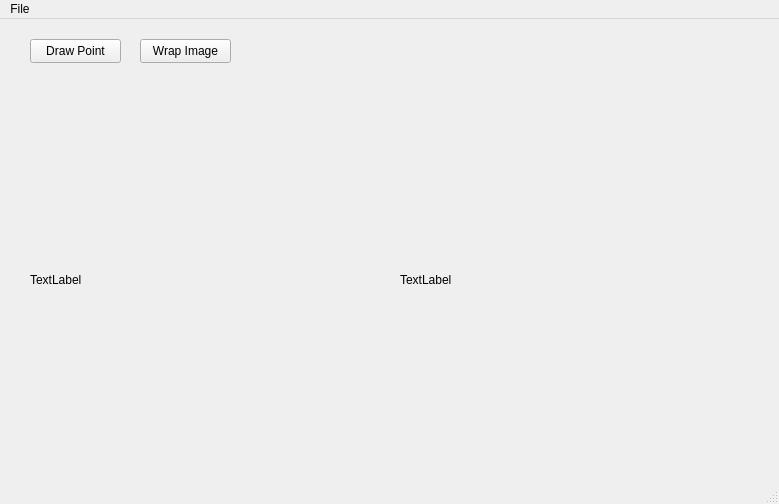
This is Project/myui.ui in WesleyCh3n/Img-Processing as Qt 5 draws it before an edit. The edited form follows.
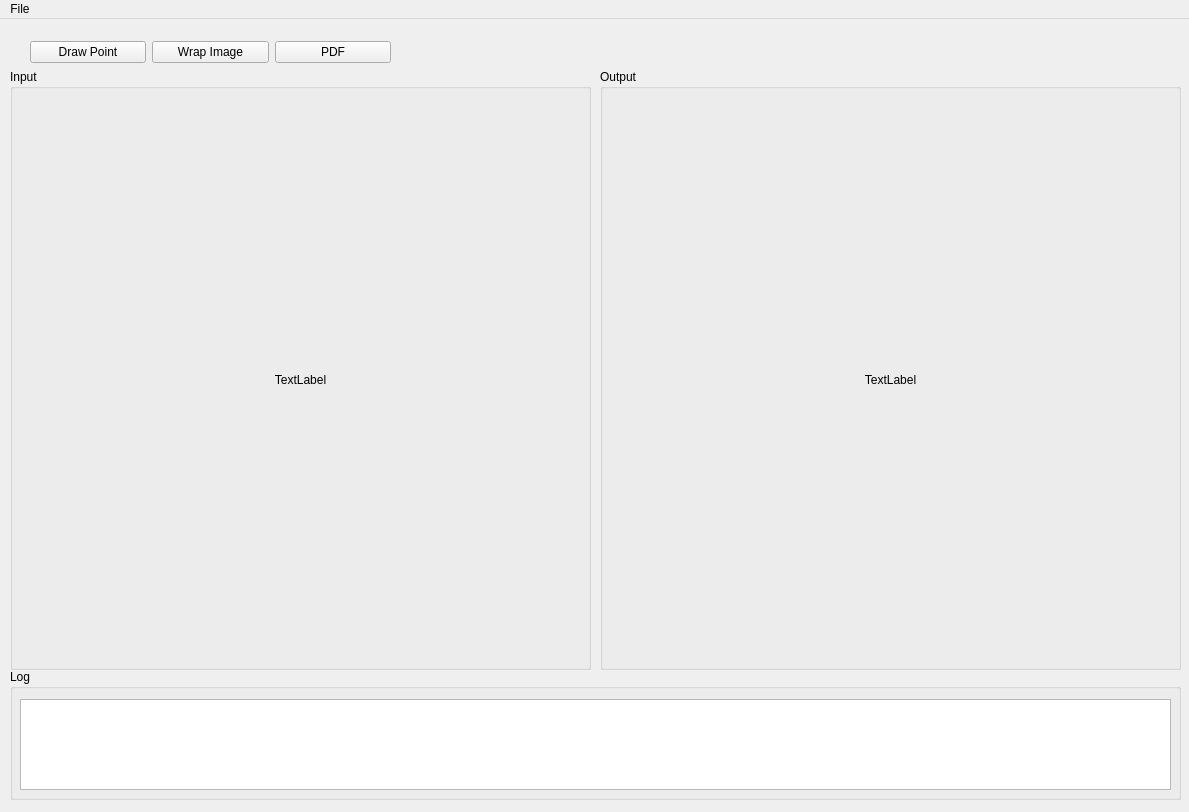
This is the edited form.

What changed in the file:
```diff
--- a/Project/myui.ui
+++ b/Project/myui.ui
@@ -6,65 +6,127 @@
    <rect>
     <x>0</x>
     <y>0</y>
-    <width>779</width>
-    <height>504</height>
+    <width>1189</width>
+    <height>812</height>
    </rect>
   </property>
   <property name="windowTitle">
    <string>MainWindow</string>
   </property>
   <widget class="QWidget" name="centralwidget">
-   <widget class="QPushButton" name="drawPb">
+   <widget class="QGroupBox" name="groupBox">
     <property name="geometry">
      <rect>
-      <x>30</x>
-      <y>20</y>
-      <width>91</width>
-      <height>24</height>
+      <x>10</x>
+      <y>50</y>
+      <width>581</width>
+      <height>601</height>
      </rect>
     </property>
-    <property name="text">
-     <string>Draw Point</string>
+    <property name="title">
+     <string>Input</string>
     </property>
+    <widget class="QLabel" name="inputLb">
+     <property name="geometry">
+      <rect>
+       <x>10</x>
+       <y>30</y>
+       <width>561</width>
+       <height>561</height>
+      </rect>
+     </property>
+     <property name="text">
+      <string>TextLabel</string>
+     </property>
+     <property name="alignment">
+      <set>Qt::AlignCenter</set>
+     </property>
+    </widget>
    </widget>
-   <widget class="QLabel" name="inputLb">
+   <widget class="QGroupBox" name="groupBox_2">
     <property name="geometry">
      <rect>
-      <x>30</x>
-      <y>60</y>
-      <width>351</width>
-      <height>401</height>
+      <x>600</x>
+      <y>50</y>
+      <width>581</width>
+      <height>601</height>
      </rect>
     </property>
-    <property name="text">
-     <string>TextLabel</string>
+    <property name="title">
+     <string>Output</string>
     </property>
+    <widget class="QLabel" name="outputLb">
+     <property name="geometry">
+      <rect>
+       <x>10</x>
+       <y>30</y>
+       <width>561</width>
+       <height>561</height>
+      </rect>
+     </property>
+     <property name="text">
+      <string>TextLabel</string>
+     </property>
+     <property name="alignment">
+      <set>Qt::AlignCenter</set>
+     </property>
+    </widget>
    </widget>
-   <widget class="QPushButton" name="wrapPb">
+   <widget class="QWidget" name="layoutWidget">
     <property name="geometry">
      <rect>
-      <x>140</x>
+      <x>30</x>
       <y>20</y>
-      <width>91</width>
-      <height>24</height>
+      <width>361</width>
+      <height>27</height>
      </rect>
     </property>
-    <property name="text">
-     <string>Wrap Image</string>
-    </property>
+    <layout class="QGridLayout" name="gridLayout">
+     <item row="0" column="0">
+      <widget class="QPushButton" name="drawPb">
+       <property name="text">
+        <string>Draw Point</string>
+       </property>
+      </widget>
+     </item>
+     <item row="0" column="1">
+      <widget class="QPushButton" name="wrapPb">
+       <property name="text">
+        <string>Wrap Image</string>
+       </property>
+      </widget>
+     </item>
+     <item row="0" column="2">
+      <widget class="QPushButton" name="pdfPb">
+       <property name="text">
+        <string>PDF</string>
+       </property>
+      </widget>
+     </item>
+    </layout>
    </widget>
-   <widget class="QLabel" name="outputLb">
+   <widget class="QGroupBox" name="groupBox_3">
     <property name="geometry">
      <rect>
-      <x>400</x>
-      <y>60</y>
-      <width>351</width>
-      <height>401</height>
+      <x>10</x>
+      <y>650</y>
+      <width>1171</width>
+      <height>131</height>
      </rect>
     </property>
-    <property name="text">
-     <string>TextLabel</string>
+    <property name="title">
+     <string>Log</string>
     </property>
+    <widget class="QTextBrowser" name="textBrowser">
+     <property name="geometry">
+      <rect>
+       <x>10</x>
+       <y>30</y>
+       <width>1151</width>
+       <height>91</height>
+      </rect>
+     </property>
+    </widget>
    </widget>
   </widget>
   <widget class="QMenuBar" name="menubar">
@@ -72,7 +134,7 @@
     <rect>
      <x>0</x>
      <y>0</y>
-     <width>779</width>
+     <width>1189</width>
      <height>22</height>
     </rect>
    </property>
@@ -84,7 +146,6 @@
    </widget>
    <addaction name="menuFile"/>
   </widget>
-  <widget class="QStatusBar" name="statusbar"/>
   <action name="actionOpen_Image">
    <property name="text">
     <string>Open Image</string>
```
